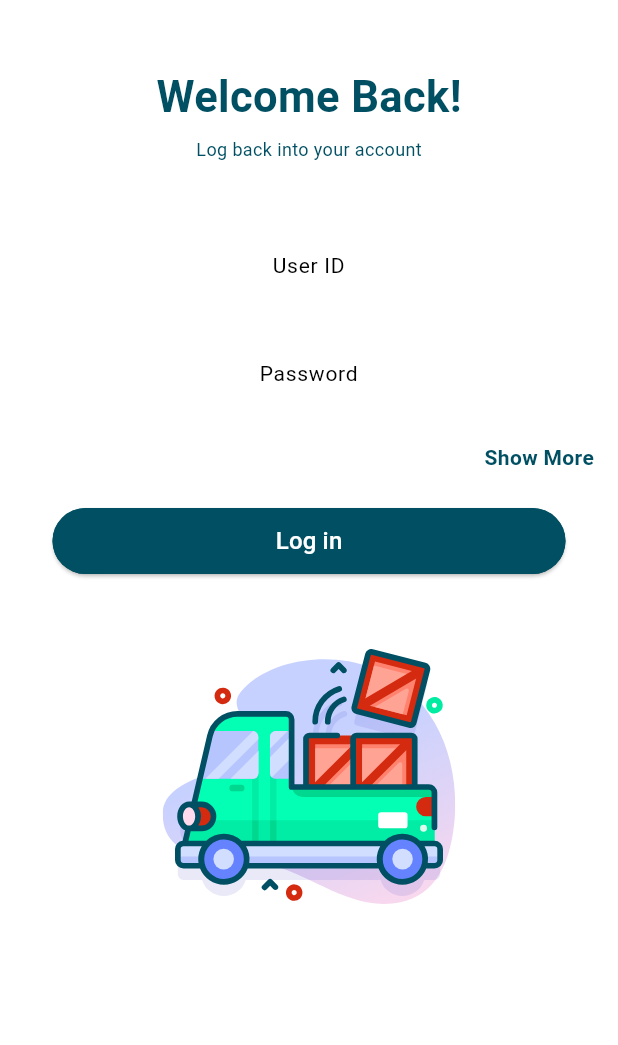
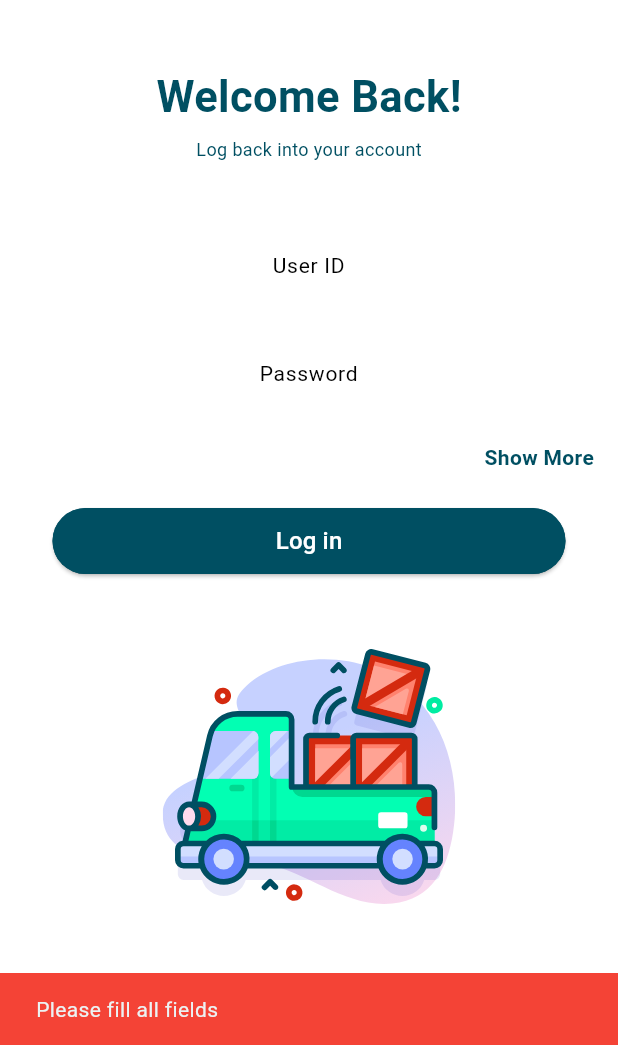
Before and after one commit to ammar0505/task_yemensofte, a Flutter app: the screen it shows after launch, after a tap on "Log in", on a phone screen of 412 x 824 dp, the part 191-1236 px from its top. Run offline on Flutter 3.47's test engine with Material 3 defaults, Android fonts, the phone set to English and light mode, and no system bars; our stand-ins replace bloc, dartz, dio, flutter_bloc, flutter_svg, get_it; Roboto replaces fonts that are missing (Montserrat).

Commit message:
interaction ui

```diff
--- a/lib/features/delivery_login_feature/presentation/screen/delivery_login_screen.dart
+++ b/lib/features/delivery_login_feature/presentation/screen/delivery_login_screen.dart
@@ -1,9 +1,12 @@
 import 'package:flutter/material.dart';
+import 'package:flutter_bloc/flutter_bloc.dart';
 import 'package:flutter_svg/svg.dart';
 import 'package:task_yemensofte/core/shered_widget/show_language_dialog.widget.dart';
 import 'package:task_yemensofte/core/style/app_color.dart';
+import 'package:task_yemensofte/features/delivery_login_feature/presentation/manger/cubit/delivery_login_cubit_cubit.dart';
 import 'package:task_yemensofte/features/delivery_login_feature/presentation/widget/elevated_button_widget.dart';
 import 'package:task_yemensofte/features/delivery_login_feature/presentation/widget/textfield_widget.dart';
+import 'package:task_yemensofte/features/order_feature/presentation/screen/order_screen.dart';
 
 class DeliveryLoginScreen extends StatelessWidget {
   final TextEditingController userIdController = TextEditingController();
@@ -14,7 +17,27 @@ class DeliveryLoginScreen extends StatelessWidget {
   Widget build(BuildContext context) {
     return Scaffold(
       backgroundColor: AppColor.secondaryColor,
-      body: SingleChildScrollView(
+      body: BlocConsumer<DeliveryLoginCubit, DeliveryLoginCubitState>(
+        listener: (context, state) {
+          print('Current State: $state');
+          if (state is DeliveryLoginCubitSuccess) {
+            print('Login Success: ${state.deliveryLoginEntity.name}');
+            Navigator.pushReplacement(
+              context,
+              MaterialPageRoute(builder: (context) => OrdersScreen(name: state.deliveryLoginEntity.name ?? '')),
+            );
+          } else if (state is DeliveryLoginCubitFailure) {
+            print('Login Failed: ${state.errorMessage}');
+            ScaffoldMessenger.of(context).showSnackBar(
+              SnackBar(
+                content: Text(state.errorMessage),
+                backgroundColor: Colors.red,
+              ),
+            );
+          }
+        },
+        builder: (context, state) {
+          return SingleChildScrollView(
             child: Column(
               crossAxisAlignment: CrossAxisAlignment.start,
               children: [
@@ -113,9 +136,29 @@ class DeliveryLoginScreen extends StatelessWidget {
                   ),
                 ),
                 const SizedBox(height: 24),
+                if (state is DeliveryLoginCubitLoading)
+                  const Center(child: CircularProgressIndicator())
+                else
                   ElevatedButtonWidget(
                     text: 'Log in',
-              onPressed: () {},
+                    onPressed: () {
+                      if (userIdController.text.isEmpty ||
+                          passwordController.text.isEmpty) {
+                        ScaffoldMessenger.of(context).showSnackBar(
+                          const SnackBar(
+                            content: Text('Please fill all fields'),
+                            backgroundColor: Colors.red,
+                          ),
+                        );
+                        return;
+                      }
+
+                      context.read<DeliveryLoginCubit>().signIn(
+                            userIdController.text,
+                            passwordController.text,
+                            '2',
+                          );
+                    },
                   ),
                 const SizedBox(height: 50),
                 // const Spacer(),
@@ -129,6 +172,8 @@ class DeliveryLoginScreen extends StatelessWidget {
                 const SizedBox(height: 24),
               ],
             ),
+          );
+        },
       ),
     );
   }
```
Lines whose indentation alone changed are shown as unchanged.
